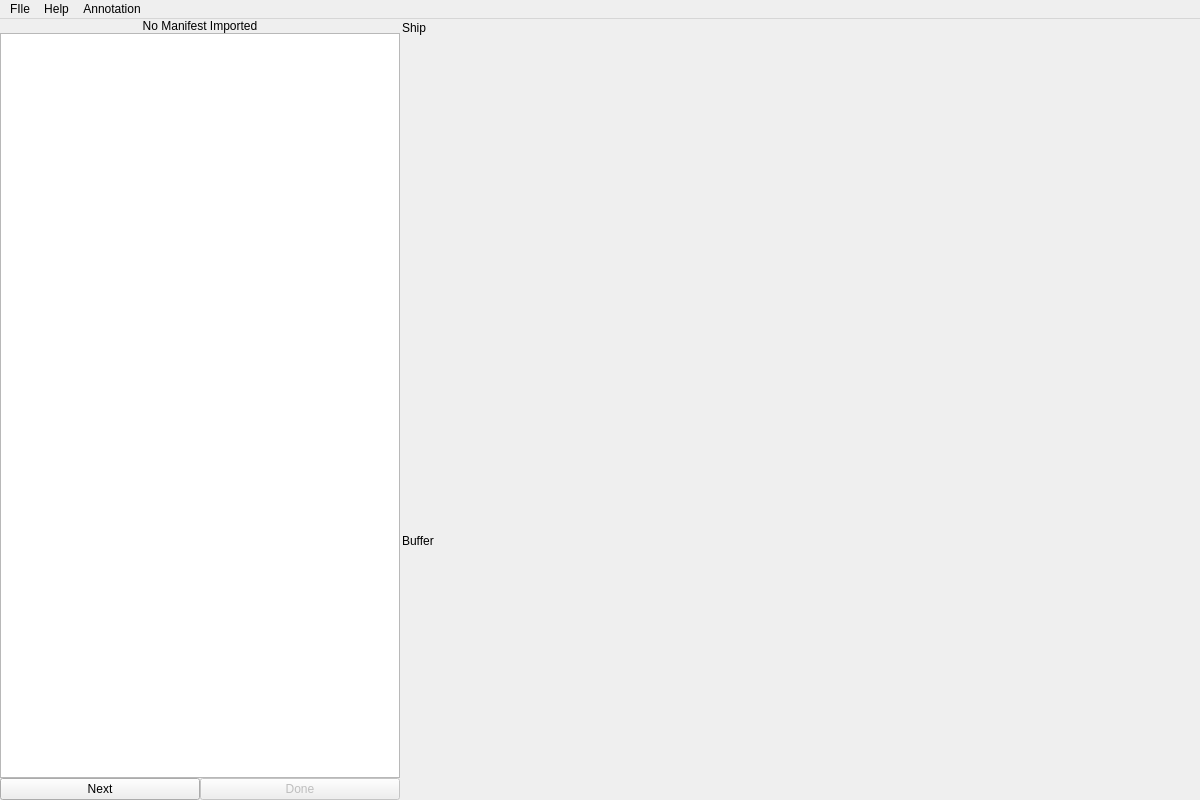
First picture: the form in GUI/mainwindow.ui, repository SanLee-CSStudent/AlphaCrane, before the edit.
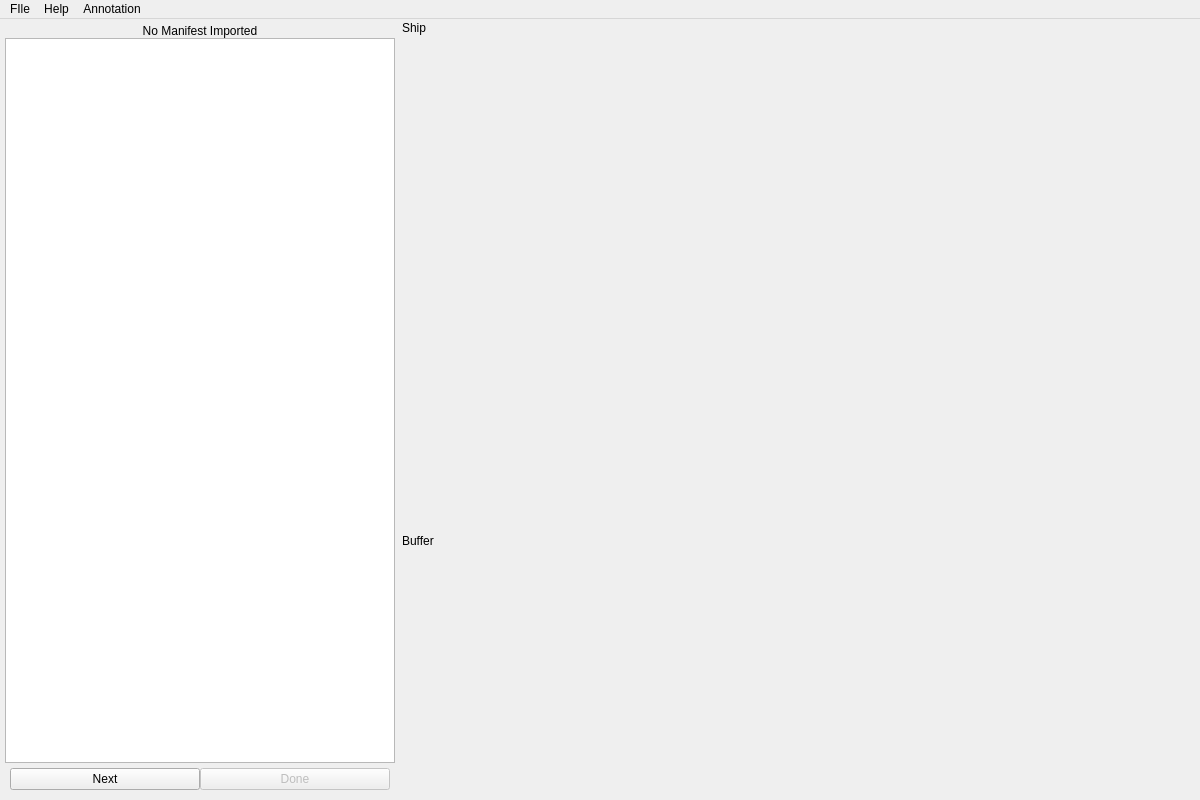
Second picture: the form after the edit.

```diff
--- a/GUI/mainwindow.ui
+++ b/GUI/mainwindow.ui
@@ -47,6 +47,18 @@
     </property>
     <item>
      <layout class="QVBoxLayout" name="verticalLayout">
+      <property name="leftMargin">
+       <number>5</number>
+      </property>
+      <property name="topMargin">
+       <number>5</number>
+      </property>
+      <property name="rightMargin">
+       <number>5</number>
+      </property>
+      <property name="bottomMargin">
+       <number>5</number>
+      </property>
       <item>
        <widget class="QLabel" name="label">
         <property name="text">
@@ -69,6 +81,18 @@
       </item>
       <item>
        <layout class="QHBoxLayout" name="horizontalLayout_2">
+        <property name="leftMargin">
+         <number>5</number>
+        </property>
+        <property name="topMargin">
+         <number>5</number>
+        </property>
+        <property name="rightMargin">
+         <number>5</number>
+        </property>
+        <property name="bottomMargin">
+         <number>5</number>
+        </property>
         <item>
          <widget class="QPushButton" name="nextButton">
           <property name="text">
```
Left out of the diff: 3 changed lines with no effect on the pictures.
